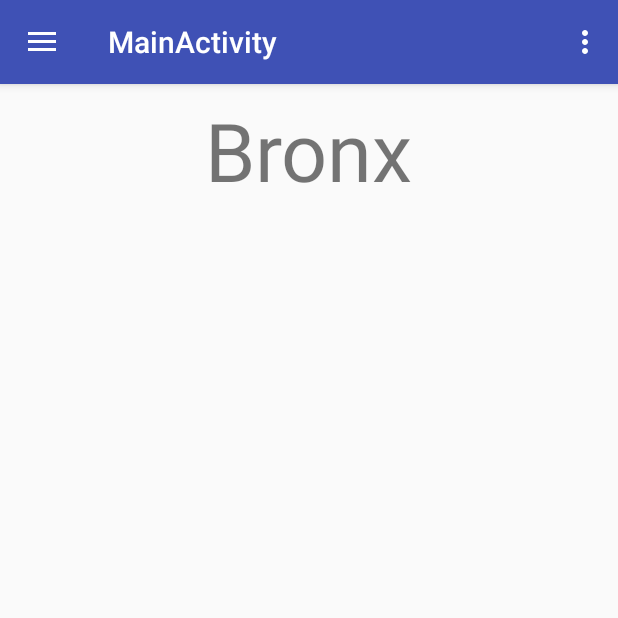
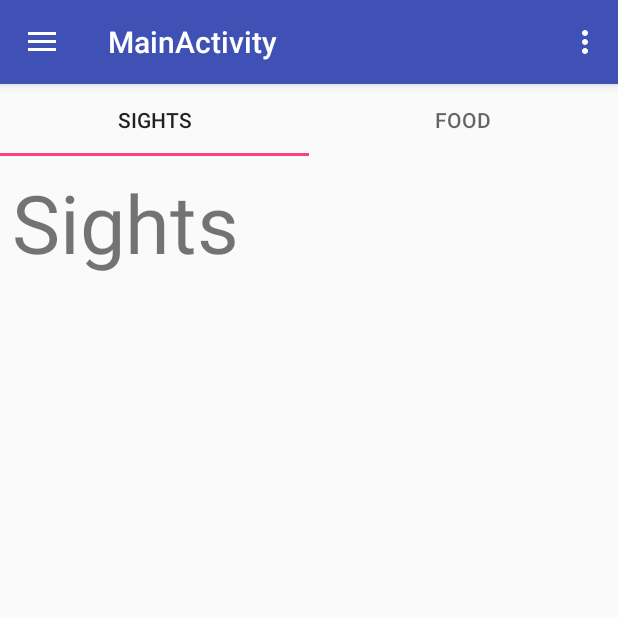
Before and after one commit to jyang001/NYCTourGuide, an Android app: the screen it shows after launch (MainActivity), after a tap on "Bronx", on a phone screen of 412 x 824 dp, the top half of it. Run offline under Robolectric (Android 15) with nearby library versions, the phone set to English and light mode, and no system bars; 1 other tap on this screen came first.

Commit message:
display Category Fragments in each borough

```diff
--- a/app/src/main/java/com/example/wobofet/nyctour/BronxFragment.java
+++ b/app/src/main/java/com/example/wobofet/nyctour/BronxFragment.java
@@ -1,9 +1,11 @@
 package com.example.wobofet.nyctour;
 
+import android.support.design.widget.TabLayout;
 import android.support.v4.app.Fragment;
 import android.content.Context;
 import android.net.Uri;
 import android.os.Bundle;
+import android.support.v4.view.ViewPager;
 import android.view.LayoutInflater;
 import android.view.View;
 import android.view.ViewGroup;
@@ -19,13 +21,27 @@ public class BronxFragment extends Fragment {
 
     @Override
     public View onCreateView(LayoutInflater inflater, ViewGroup container, Bundle savedInstanceState) {
+        View result = inflater.inflate(R.layout.fragment_bronx, container, false);
+        ViewPager viewPager = (ViewPager) result.findViewById(R.id.viewpager);
 
-        //create a rootView (want to modify this view later)
-        //View rootView =  inflater.inflate(R.layout.fragment_bronx, container, false);
+        //need the activity not 'this' the fragment
+        CategoryAdapter categoryAdapter = new CategoryAdapter(getActivity(), getFragmentManager());
+        viewPager.setAdapter(categoryAdapter);
 
-        View rootView =  inflater.inflate(R.layout.fragment_bronx, null);
-        //final ArrayList<Attraction> bronxAttractions = new ArrayList<Attraction>();
-        return rootView;
+        TabLayout tabLayout = (TabLayout) result.findViewById(R.id.tabs);
+        tabLayout.setupWithViewPager(viewPager);
+
+        return result;
     }
 
+    /*
+     super.onCreate(savedInstanceState);
+     setContentView(R.layout.activity_other);
+
+     ViewPager v = (ViewPager) findViewById(R.id.viewpager);
+     CategoryAdapter a = new CategoryAdapter(this,getSupportFragmentManager());
+     v.setAdapter(a);
+     TabLayout t = (TabLayout) findViewById(R.id.tabs);
+     t.setupWithViewPager(v);
+    */
 }
--- a/app/src/main/java/com/example/wobofet/nyctour/BrooklynFragment.java
+++ b/app/src/main/java/com/example/wobofet/nyctour/BrooklynFragment.java
@@ -11,5 +11,4 @@ public class BrooklynFragment extends Fragment {
     public View onCreateView(LayoutInflater inflater, ViewGroup container, Bundle savedInstanceState) {
         return inflater.inflate(R.layout.fragment_brooklyn, container, false);
     }
-
 }
--- a/app/src/main/java/com/example/wobofet/nyctour/CategoryAdapter.java
+++ b/app/src/main/java/com/example/wobofet/nyctour/CategoryAdapter.java
@@ -17,38 +17,23 @@ public class CategoryAdapter extends FragmentPagerAdapter {
     @Override
     public Fragment getItem(int position) {
         if (position == 0) {
-            return new BronxFragment();
-        } else if (position == 1){
-            return new ManhattanFragment();
-        } else if (position == 2 ) {
-            return new BrooklynFragment();
-        }
-        else if (position == 3) {
-            return new QueensFragment();
-        }
-        else {
-            return new StatenIslandFragment();
+            return new SightsFragment();
+        } else {
+            return new FoodFragment();
         }
     }
 
     @Override
     public int getCount() {
-        return 5;
+        return 2;
     }
 
     public CharSequence getPageTitle(int position) {
         if (position == 0) {
-            return mContext.getString(R.string.category_bronx);
-        } else if (position == 1){
-            return mContext.getString(R.string.category_manhattan);
-        } else if (position == 2 ) {
-            return mContext.getString(R.string.category_brooklyn);
-        }
-        else if (position == 3) {
-            return mContext.getString(R.string.category_queens);
-        }
-        else {
-            return mContext.getString(R.string.category_staten_island);
+            return mContext.getString(R.string.category_sights);
+        } else {
+            return mContext.getString(R.string.category_food);
         }
     }
+
 }
--- a/app/src/main/res/layout/fragment_bronx.xml
+++ b/app/src/main/res/layout/fragment_bronx.xml
@@ -1,15 +1,18 @@
-<?xml version="1.0" encoding="utf-8"?>
-<LinearLayout xmlns:android="http://schemas.android.com/apk/res/android"
+<LinearLayout
+    xmlns:android="http://schemas.android.com/apk/res/android"
+    xmlns:tools="http://schemas.android.com/tools"
     android:layout_width="match_parent"
     android:layout_height="match_parent"
-    android:orientation="vertical"
-    android:padding="8dp">
+    android:orientation="vertical">
 
-    <TextView
-        android:layout_gravity="center"
-        android:layout_width="wrap_content"
-        android:layout_height="wrap_content"
-        android:text="Bronx"
-        android:textSize="54dp"/>
+    <android.support.design.widget.TabLayout
+        android:id="@+id/tabs"
+        android:layout_width="match_parent"
+        android:layout_height="wrap_content" />
+
+    <android.support.v4.view.ViewPager
+        android:id="@+id/viewpager"
+        android:layout_width="match_parent"
+        android:layout_height="match_parent" />
 
 </LinearLayout>
--- a/app/src/main/res/values/strings.xml
+++ b/app/src/main/res/values/strings.xml
@@ -7,6 +7,10 @@
     <string name="category_brooklyn">Brooklyn</string>
     <string name="category_bronx">Bronx</string>
     <string name="category_staten_island">Staten Island</string>
+
+    <string name="category_sights">Sights</string>
+    <string name="category_food">Food</string>
+
 
     <string name="attraction_natural_history"> Museum of Natural History</string>
     <string name="natural_history_address"> Central Park West and 79th St, New York, NY 10024 </string>
@@ -19,4 +23,7 @@
     <string name="nav_header_subtitle">android.studio@android.com</string>
     <string name="nav_header_desc">Navigation header</string>
     <string name="action_settings">Settings</string>
+
+    <!-- TODO: Remove or change this placeholder text -->
+    <string name="hello_blank_fragment">Hello blank fragment</string>
 </resources>
```
